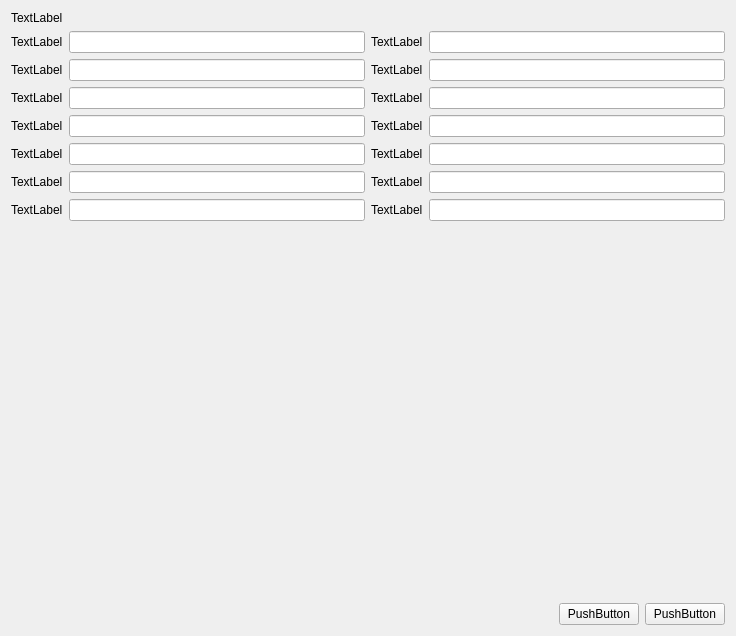
Before: the Qt Designer form ui/editItemWindow.ui in mluckau/vorratslager, drawn with Qt 5.
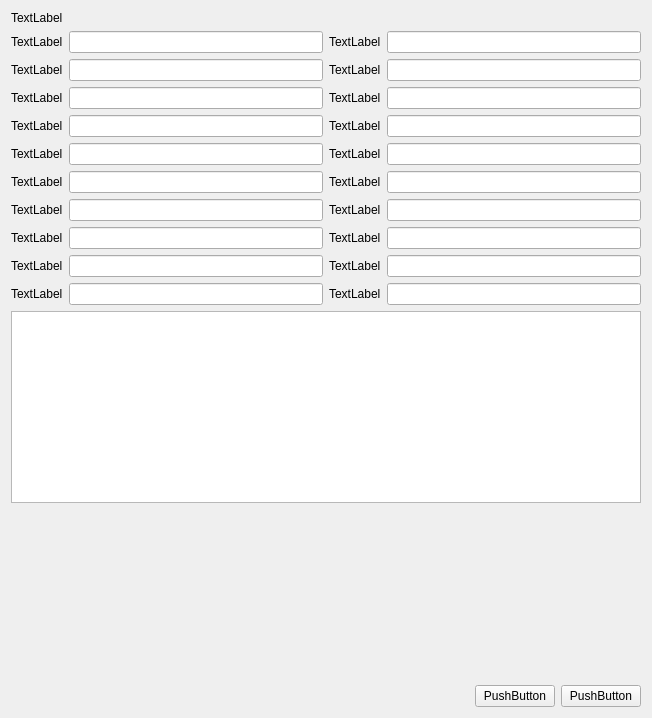
After: the same form once the commit is applied.

Commit message: Nachfrage beim löschen einer Sublocation hinzugefügt.

The edit to the form file:
```diff
--- a/ui/editItemWindow.ui
+++ b/ui/editItemWindow.ui
@@ -6,25 +6,169 @@
    <rect>
     <x>0</x>
     <y>0</y>
-    <width>736</width>
-    <height>636</height>
+    <width>652</width>
+    <height>718</height>
    </rect>
   </property>
   <property name="windowTitle">
    <string>Dialog</string>
   </property>
-  <layout class="QVBoxLayout" name="verticalLayout_2">
+  <layout class="QVBoxLayout" name="verticalLayout">
    <item>
-    <layout class="QVBoxLayout" name="verticalLayout">
+    <layout class="QVBoxLayout" name="itemLayout">
      <item>
-      <widget class="QLabel" name="label_9">
+      <widget class="QLabel" name="lbl_ItemName">
        <property name="text">
         <string>TextLabel</string>
        </property>
       </widget>
      </item>
      <item>
-      <layout class="QHBoxLayout" name="NonFootItemLayout">
+      <layout class="QHBoxLayout" name="allitemsLayout">
+       <item>
+        <layout class="QFormLayout" name="formLayout_5">
+         <item row="0" column="0">
+          <widget class="QLabel" name="label_16">
+           <property name="text">
+            <string>TextLabel</string>
+           </property>
+          </widget>
+         </item>
+         <item row="0" column="1">
+          <widget class="QLineEdit" name="lineEdit_15"/>
+         </item>
+         <item row="1" column="0">
+          <widget class="QLabel" name="label_17">
+           <property name="text">
+            <string>TextLabel</string>
+           </property>
+          </widget>
+         </item>
+         <item row="1" column="1">
+          <widget class="QLineEdit" name="lineEdit_16"/>
+         </item>
+         <item row="2" column="0">
+          <widget class="QLabel" name="label_21">
+           <property name="text">
+            <string>TextLabel</string>
+           </property>
+          </widget>
+         </item>
+         <item row="2" column="1">
+          <widget class="QLineEdit" name="lineEdit_20"/>
+         </item>
+        </layout>
+       </item>
+       <item>
+        <layout class="QFormLayout" name="formLayout_6">
+         <item row="0" column="0">
+          <widget class="QLabel" name="label_18">
+           <property name="text">
+            <string>TextLabel</string>
+           </property>
+          </widget>
+         </item>
+         <item row="0" column="1">
+          <widget class="QLineEdit" name="lineEdit_17"/>
+         </item>
+         <item row="1" column="0">
+          <widget class="QLabel" name="label_19">
+           <property name="text">
+            <string>TextLabel</string>
+           </property>
+          </widget>
+         </item>
+         <item row="1" column="1">
+          <widget class="QLineEdit" name="lineEdit_18"/>
+         </item>
+         <item row="2" column="0">
+          <widget class="QLabel" name="label_20">
+           <property name="text">
+            <string>TextLabel</string>
+           </property>
+          </widget>
+         </item>
+         <item row="2" column="1">
+          <widget class="QLineEdit" name="lineEdit_19"/>
+         </item>
+        </layout>
+       </item>
+      </layout>
+     </item>
+     <item>
+      <layout class="QHBoxLayout" name="foodItemLayout">
+       <item>
+        <layout class="QFormLayout" name="formLayout_3">
+         <item row="0" column="0">
+          <widget class="QLabel" name="label_10">
+           <property name="text">
+            <string>TextLabel</string>
+           </property>
+          </widget>
+         </item>
+         <item row="0" column="1">
+          <widget class="QLineEdit" name="lineEdit_9"/>
+         </item>
+         <item row="1" column="0">
+          <widget class="QLabel" name="label_11">
+           <property name="text">
+            <string>TextLabel</string>
+           </property>
+          </widget>
+         </item>
+         <item row="1" column="1">
+          <widget class="QLineEdit" name="lineEdit_10"/>
+         </item>
+         <item row="2" column="0">
+          <widget class="QLabel" name="label_12">
+           <property name="text">
+            <string>TextLabel</string>
+           </property>
+          </widget>
+         </item>
+         <item row="2" column="1">
+          <widget class="QLineEdit" name="lineEdit_11"/>
+         </item>
+        </layout>
+       </item>
+       <item>
+        <layout class="QFormLayout" name="formLayout_4">
+         <item row="0" column="0">
+          <widget class="QLabel" name="label_13">
+           <property name="text">
+            <string>TextLabel</string>
+           </property>
+          </widget>
+         </item>
+         <item row="0" column="1">
+          <widget class="QLineEdit" name="lineEdit_12"/>
+         </item>
+         <item row="1" column="0">
+          <widget class="QLabel" name="label_14">
+           <property name="text">
+            <string>TextLabel</string>
+           </property>
+          </widget>
+         </item>
+         <item row="1" column="1">
+          <widget class="QLineEdit" name="lineEdit_13"/>
+         </item>
+         <item row="2" column="0">
+          <widget class="QLabel" name="label_15">
+           <property name="text">
+            <string>TextLabel</string>
+           </property>
+          </widget>
+         </item>
+         <item row="2" column="1">
+          <widget class="QLineEdit" name="lineEdit_14"/>
+         </item>
+        </layout>
+       </item>
+      </layout>
+     </item>
+     <item>
+      <layout class="QHBoxLayout" name="nonFoodItemLayout">
        <item>
         <layout class="QFormLayout" name="formLayout">
          <item row="0" column="0">
@@ -116,76 +260,17 @@
       </layout>
      </item>
      <item>
-      <layout class="QHBoxLayout" name="FoodItemLayout">
-       <item>
-        <layout class="QFormLayout" name="formLayout_3">
-         <item row="0" column="0">
-          <widget class="QLabel" name="label_10">
-           <property name="text">
-            <string>TextLabel</string>
-           </property>
-          </widget>
-         </item>
-         <item row="0" column="1">
-          <widget class="QLineEdit" name="lineEdit_9"/>
-         </item>
-         <item row="1" column="0">
-          <widget class="QLabel" name="label_11">
-           <property name="text">
-            <string>TextLabel</string>
-           </property>
-          </widget>
-         </item>
-         <item row="1" column="1">
-          <widget class="QLineEdit" name="lineEdit_10"/>
-         </item>
-         <item row="2" column="0">
-          <widget class="QLabel" name="label_12">
-           <property name="text">
-            <string>TextLabel</string>
-           </property>
-          </widget>
-         </item>
-         <item row="2" column="1">
-          <widget class="QLineEdit" name="lineEdit_11"/>
-         </item>
-        </layout>
-       </item>
-       <item>
-        <layout class="QFormLayout" name="formLayout_4">
-         <item row="0" column="0">
-          <widget class="QLabel" name="label_13">
-           <property name="text">
-            <string>TextLabel</string>
-           </property>
-          </widget>
-         </item>
-         <item row="0" column="1">
-          <widget class="QLineEdit" name="lineEdit_12"/>
-         </item>
-         <item row="1" column="0">
-          <widget class="QLabel" name="label_14">
-           <property name="text">
-            <string>TextLabel</string>
-           </property>
-          </widget>
-         </item>
-         <item row="1" column="1">
-          <widget class="QLineEdit" name="lineEdit_13"/>
-         </item>
-         <item row="2" column="0">
-          <widget class="QLabel" name="label_15">
-           <property name="text">
-            <string>TextLabel</string>
-           </property>
-          </widget>
-         </item>
-         <item row="2" column="1">
-          <widget class="QLineEdit" name="lineEdit_14"/>
-         </item>
-        </layout>
-       </item>
-      </layout>
+      <widget class="QPlainTextEdit" name="itemNotes">
+       <property name="documentTitle">
+        <string/>
+       </property>
+       <property name="plainText">
+        <string/>
+       </property>
+       <property name="placeholderText">
+        <string>Notizen/Beschreibung</string>
+       </property>
+      </widget>
      </item>
     </layout>
    </item>
@@ -203,7 +288,7 @@
     </spacer>
    </item>
    <item>
-    <layout class="QHBoxLayout" name="horizontalLayout_2">
+    <layout class="QHBoxLayout" name="buttonLayout">
      <item>
       <spacer name="horizontalSpacer">
        <property name="orientation">
```
The commit also changes 1 other file.
